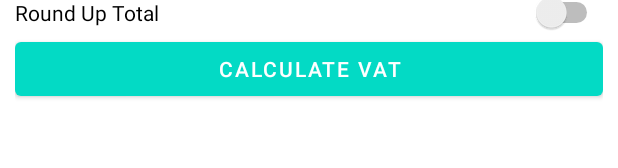
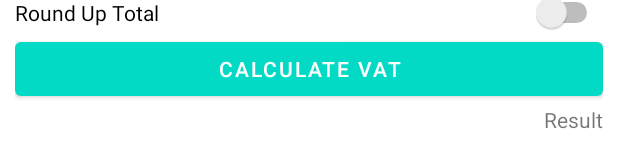
Before and after one commit to DuaaAlyamani/CalculateVATApp, an Android app: the layout activity_main.xml on its own in the app's theme, with its tools: preview values and no code run, on a phone screen of 412 x 824 dp. Shown: the part 336-504 px from the top of the screen. Run offline under Robolectric (Android 15) with nearby library versions, the phone set to English and light mode, and no system bars.

Commit message:
interact the application by adding a listener when the user click on the button, create claculatVat function to clculate the vat and get the inputs from the user. format the output and adding new string to string.xml file, also add new view "viewText"

```diff
--- a/app/build.gradle
+++ b/app/build.gradle
@@ -30,6 +30,9 @@ android {
     kotlinOptions {
         jvmTarget = '1.8'
     }
+    buildFeatures {
+        viewBinding true
+    }
 }
 
 dependencies {
--- a/app/src/main/res/layout/activity_main.xml
+++ b/app/src/main/res/layout/activity_main.xml
@@ -8,7 +8,7 @@
     android:padding="10dp">
 
     <EditText
-        android:id="@+id/cost_or_total_price"
+        android:id="@+id/et_cost_or_total_price"
         android:layout_width="match_parent"
         android:layout_height="wrap_content"
         android:hint="@string/cost_or_total_price"
@@ -25,7 +25,7 @@
         android:layout_width="wrap_content"
         android:layout_height="wrap_content"
         android:text="@string/select_vat_percentage"
-        app:layout_constraintTop_toBottomOf="@id/cost_or_total_price"
+        app:layout_constraintTop_toBottomOf="@id/et_cost_or_total_price"
         app:layout_constraintStart_toStartOf="parent"/>
 
     <RadioGroup
@@ -58,7 +58,7 @@
     </RadioGroup>
 
     <Switch
-        android:id="@+id/round_up_total"
+        android:id="@+id/sw_round_up_total"
         android:layout_width="match_parent"
         android:layout_height="wrap_content"
         android:text="@string/round_up_total"
@@ -68,11 +68,18 @@
         tools:ignore="UseSwitchCompatOrMaterialXml" />
 
     <Button
-        android:id="@+id/calculate_VAT"
+        android:id="@+id/bu_calculate_VAT"
         android:layout_width="match_parent"
         android:layout_height="wrap_content"
-        app:layout_constraintTop_toBottomOf="@+id/round_up_total"
+        app:layout_constraintTop_toBottomOf="@+id/sw_round_up_total"
         app:layout_constraintStart_toStartOf="parent"
         android:text="@string/calculate_vat" />
+    <TextView
+        android:id="@+id/tv_resul"
+        android:layout_width="wrap_content"
+        android:layout_height="wrap_content"
+        tools:text="Result"
+        app:layout_constraintTop_toBottomOf="@+id/bu_calculate_VAT"
+        app:layout_constraintEnd_toEndOf="parent"/>
 
 </androidx.constraintlayout.widget.ConstraintLayout>
--- a/app/src/main/res/values/strings.xml
+++ b/app/src/main/res/values/strings.xml
@@ -7,4 +7,6 @@
     <string name="_20">20%</string>
     <string name="round_up_total">Round Up Total</string>
     <string name="calculate_vat">Calculate VAT</string>
+    <string name="total_amount"> Total Amount: %s</string>
+
 </resources>
```
Also changed, not shown: app/src/main/java/com/example/layoutusingcode/MainActivity.kt (+45 -2 lines).
